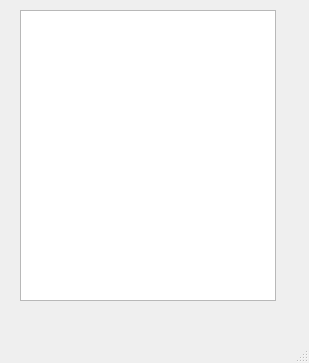
This is manter_build/prototipo/formPrincipal.ui in MarcToller/Python as Qt 5 draws it before an edit. The edited form follows.
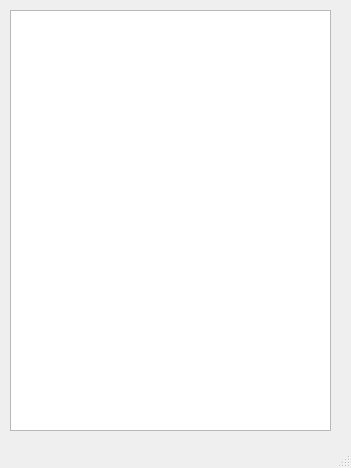
This is the edited form.

Commit message: manter Build

Patch:
```diff
--- a/manter_build/prototipo/formPrincipal.ui
+++ b/manter_build/prototipo/formPrincipal.ui
@@ -6,21 +6,21 @@
    <rect>
     <x>0</x>
     <y>0</y>
-    <width>309</width>
-    <height>363</height>
+    <width>351</width>
+    <height>468</height>
    </rect>
   </property>
   <property name="windowTitle">
    <string>MainWindow</string>
   </property>
   <widget class="QWidget" name="centralwidget">
-   <widget class="QListView" name="listViewTodos">
+   <widget class="QTableView" name="tableViewTodos">
     <property name="geometry">
      <rect>
-      <x>20</x>
+      <x>10</x>
       <y>10</y>
-      <width>256</width>
-      <height>291</height>
+      <width>321</width>
+      <height>421</height>
      </rect>
     </property>
    </widget>
```
Left out of the diff: 2 changed lines with no effect on the pictures. The commit also changes 2 other files.
